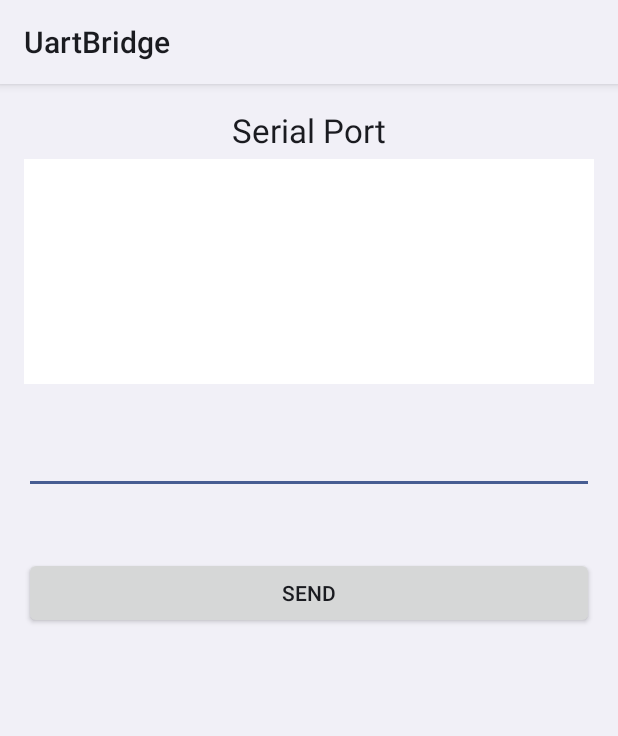
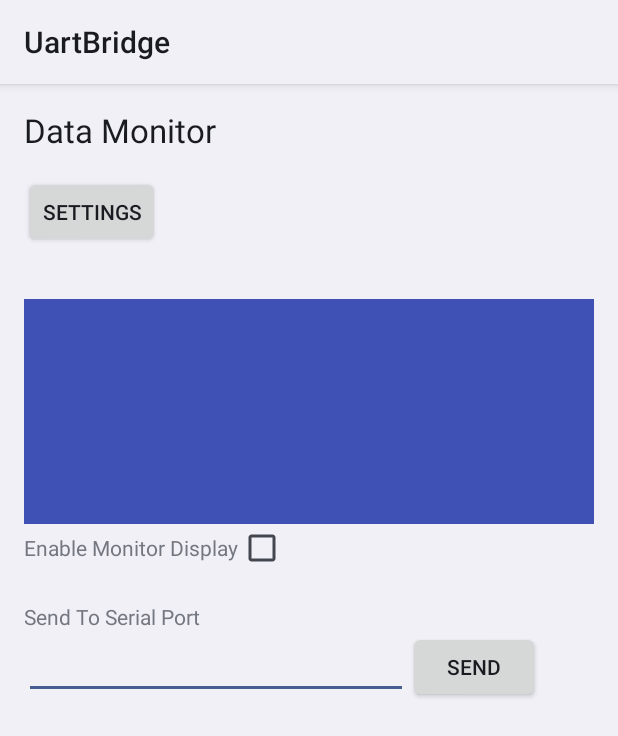
Before and after one commit to maks/UartBridge, an Android app: the screen it shows after launch (MainActivity), on a phone screen of 412 x 824 dp. Shown: the top 736 px of the screen. Run offline under Robolectric (Android 15) with nearby library versions, the phone set to English and light mode, and no system bars; our stand-ins replace Timber; libraries missing offline, so code that uses them is left out: com.felhr.usbserial; 2 statements that could not run were skipped.

Commit message:
Clean up UI, set port from user prefs

```diff
--- a/app/build.gradle
+++ b/app/build.gradle
@@ -24,6 +24,7 @@ dependencies {
     androidTestCompile('com.android.support.test.espresso:espresso-core:2.2.2', {
         exclude group: 'com.android.support', module: 'support-annotations'
     })
+    compile 'com.squareup.mortar:mortar:0.20'
     compile 'com.jakewharton.timber:timber:4.5.1'
     compile 'com.github.felHR85:UsbSerial:4.5'
     compile 'com.koushikdutta.async:androidasync:2.+'
--- a/app/src/main/AndroidManifest.xml
+++ b/app/src/main/AndroidManifest.xml
@@ -21,9 +21,12 @@
             </intent-filter>
         </activity>
 
+        <activity android:name=".SettingsActivity" />
+
         <service
             android:name=".UsbService"
-            android:enabled="true"></service>
+            android:enabled="true">
+        </service>
     </application>
 
 </manifest>
--- a/app/src/main/java/com/manichord/uartbridge/MainActivity.java
+++ b/app/src/main/java/com/manichord/uartbridge/MainActivity.java
@@ -20,6 +20,8 @@ import android.widget.Toast;
 
 import java.lang.ref.WeakReference;
 import java.util.Set;
+
+import timber.log.Timber;
 
 public class MainActivity extends Activity {
 
@@ -73,10 +75,10 @@ public class MainActivity extends Activity {
 
         mHandler = new MyHandler(this);
 
-        display = (TextView) findViewById(R.id.textView1);
+        display = (TextView) findViewById(R.id.outputMonitor);
         display.setMovementMethod(new ScrollingMovementMethod());
 
-        editText = (EditText) findViewById(R.id.editText1);
+        editText = (EditText) findViewById(R.id.outputSendText);
         Button sendButton = (Button) findViewById(R.id.buttonSend);
         sendButton.setOnClickListener(new View.OnClickListener() {
             @Override
@@ -104,6 +106,15 @@ public class MainActivity extends Activity {
         super.onPause();
         unregisterReceiver(mUsbReceiver);
         unbindService(usbConnection);
+    }
+
+    public void showSettings(View v) {
+        Timber.d("show settings");
+        startActivity(new Intent(this, SettingsActivity.class));
+    }
+
+    public void enableMonitor(View v) {
+
     }
 
     private void startService(Class<?> service, ServiceConnection serviceConnection, Bundle extras) {
--- a/app/src/main/java/com/manichord/uartbridge/SocketServer.java
+++ b/app/src/main/java/com/manichord/uartbridge/SocketServer.java
@@ -14,14 +14,12 @@ import timber.log.Timber;
 
 public class SocketServer {
 
-    public static final int SERVER_PORT = 4353;
-
     private AsyncServer asyncServer;
     private AsyncNetworkSocket asyncClient;
 
-    public SocketServer() {
+    public SocketServer(int serverPort) {
         asyncServer = new AsyncServer();
-        asyncServer.listen(null, SERVER_PORT, listenCallback);
+        asyncServer.listen(null, serverPort, listenCallback);
     }
 
     private ListenCallback listenCallback = new ListenCallback() {
--- a/app/src/main/java/com/manichord/uartbridge/UsbService.java
+++ b/app/src/main/java/com/manichord/uartbridge/UsbService.java
@@ -125,7 +125,9 @@ public class UsbService extends Service {
         setFilter();
         usbManager = (UsbManager) getSystemService(Context.USB_SERVICE);
         findSerialPortDevice();
-        mSocketServer = new SocketServer();
+
+        PrefHelper prefs = (PrefHelper) getApplicationContext().getSystemService(PrefHelper.class.getName());
+        mSocketServer = new SocketServer(prefs.getNetworkPort());
     }
 
     @Override
--- a/app/src/main/res/layout/activity_main.xml
+++ b/app/src/main/res/layout/activity_main.xml
@@ -1,4 +1,4 @@
-<RelativeLayout xmlns:android="http://schemas.android.com/apk/res/android"
+<LinearLayout xmlns:android="http://schemas.android.com/apk/res/android"
     xmlns:tools="http://schemas.android.com/tools"
     android:layout_width="match_parent"
     android:layout_height="match_parent"
@@ -6,48 +6,76 @@
     android:paddingLeft="@dimen/activity_horizontal_margin"
     android:paddingRight="@dimen/activity_horizontal_margin"
     android:paddingTop="@dimen/activity_vertical_margin"
+    android:orientation="vertical"
     tools:context="com.manichord.uartbridge.MainActivity">
 
     <TextView
-        android:id="@+id/textViewTitle"
         android:layout_width="wrap_content"
         android:layout_height="wrap_content"
-        android:layout_alignParentTop="true"
-        android:layout_centerHorizontal="true"
-        android:text="@string/serial_port"
+        android:text="@string/data_monitor_label"
         android:textAppearance="?android:attr/textAppearanceLarge"/>
 
+    <Button
+        android:layout_width="wrap_content"
+        android:layout_height="wrap_content"
+        android:layout_marginTop="@dimen/activity_vertical_margin"
+        android:text="@string/action_settings"
+        android:onClick="showSettings"
+        />
+    <requestFocus/>
+
     <TextView
-        android:id="@+id/textView1"
+        android:id="@+id/outputMonitor"
         android:layout_width="match_parent"
         android:layout_height="150dp"
-        android:layout_centerHorizontal="true"
         android:layout_marginTop="34dp"
-        android:background="#FFFFFF"
+        android:background="@color/colorPrimary"
+        android:textColor="@android:color/primary_text_dark"
         android:scrollbars = "vertical"
         android:gravity="bottom"
         />
 
-    <EditText
-        android:id="@+id/editText1"
+    <LinearLayout
+        android:layout_width="match_parent"
+        android:layout_height="wrap_content">
+
+        <TextView
+            android:text="@string/enable_monitor_label"
             android:layout_width="wrap_content"
             android:layout_height="wrap_content"
-        android:layout_alignLeft="@+id/textView1"
-        android:layout_alignRight="@+id/textView1"
-        android:layout_below="@+id/textView1"
-        android:layout_marginTop="28dp"
-        android:ems="10">
+            />
 
-        <requestFocus/>
+        <CheckBox
+            android:layout_width="wrap_content"
+            android:layout_height="wrap_content"
+            android:onClick="enableMonitor"
+            />
+    </LinearLayout>
+
+    <TextView
+        android:layout_width="wrap_content"
+        android:layout_height="wrap_content"
+        android:layout_marginTop="20dp"
+        android:text="@string/send_output_text"/>
+
+    <LinearLayout
+        android:layout_width="match_parent"
+        android:layout_height="wrap_content"
+        android:orientation="horizontal">
+
+        <EditText
+            android:id="@+id/outputSendText"
+            android:layout_width="wrap_content"
+            android:layout_height="wrap_content"
+            android:ems="12">
         </EditText>
 
         <Button
             android:id="@+id/buttonSend"
             android:layout_width="wrap_content"
             android:layout_height="wrap_content"
-        android:layout_alignLeft="@+id/editText1"
-        android:layout_alignRight="@+id/editText1"
-        android:layout_below="@+id/editText1"
-        android:layout_marginTop="42dp"
             android:text="Send"/>
-</RelativeLayout>
+
+    </LinearLayout>
+
+</LinearLayout>
--- a/app/src/main/res/values/strings.xml
+++ b/app/src/main/res/values/strings.xml
@@ -1,5 +1,14 @@
 <resources>
     <string name="app_name">UartBridge</string>
     <string name="action_settings">Settings</string>
-    <string name="serial_port">Serial Port</string>
+    <string name="data_monitor_label">Data Monitor</string>
+    <string name="enable_monitor_label">Enable Monitor Display</string>
+    <string name="send_output_text">Send To Serial Port</string>
+
+    <!-- Aka User Settings -->
+    <string name="title_network_port_preference">Network Port</string>
+    <string name="summary_network_port_preference">Network Port this app sends out serial data on</string>
+
+    <!-- Pref keys -->
+    <string translatable="false" name="network_port_preference">pref_network_port</string>
 </resources>
```
Also changed, not shown: app/src/main/java/com/manichord/uartbridge/IntEditTextPreference.java (added, +34 -0 lines), app/src/main/java/com/manichord/uartbridge/PrefHelper.java (added, +70 -0 lines), app/src/main/java/com/manichord/uartbridge/SettingsActivity.java (added, +18 -0 lines), app/src/main/java/com/manichord/uartbridge/UartApplication.java (+12 -0 lines), app/src/main/res/xml/preferences.xml (added, +9 -0 lines). Lines whose indentation alone changed are shown as unchanged.
